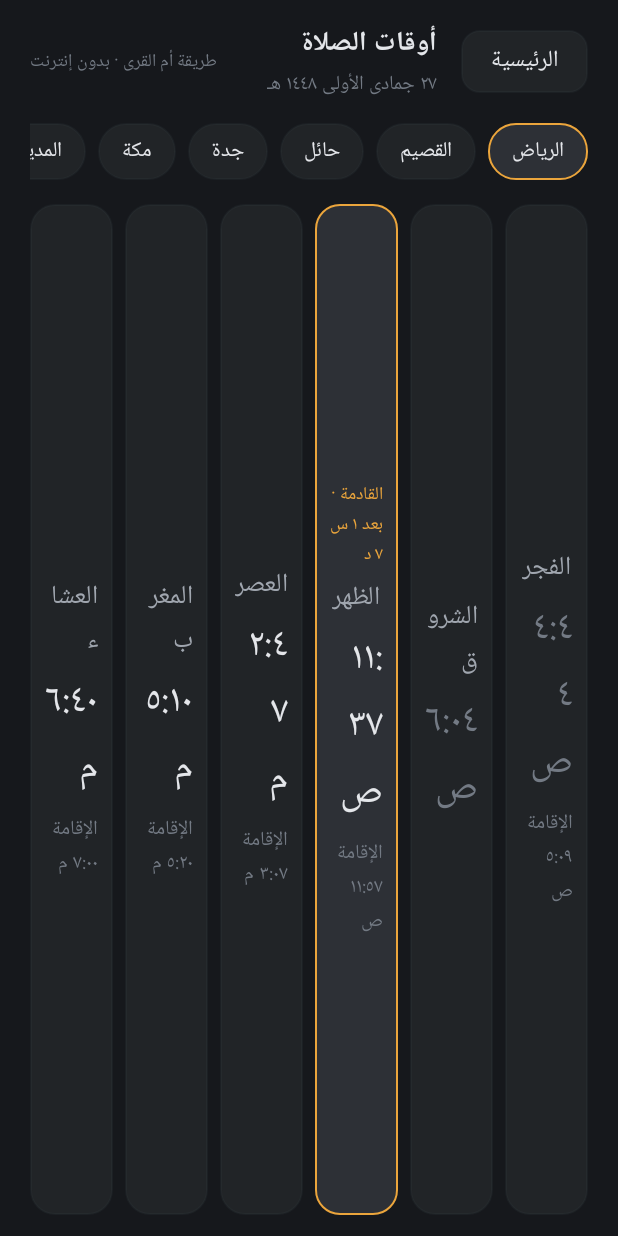
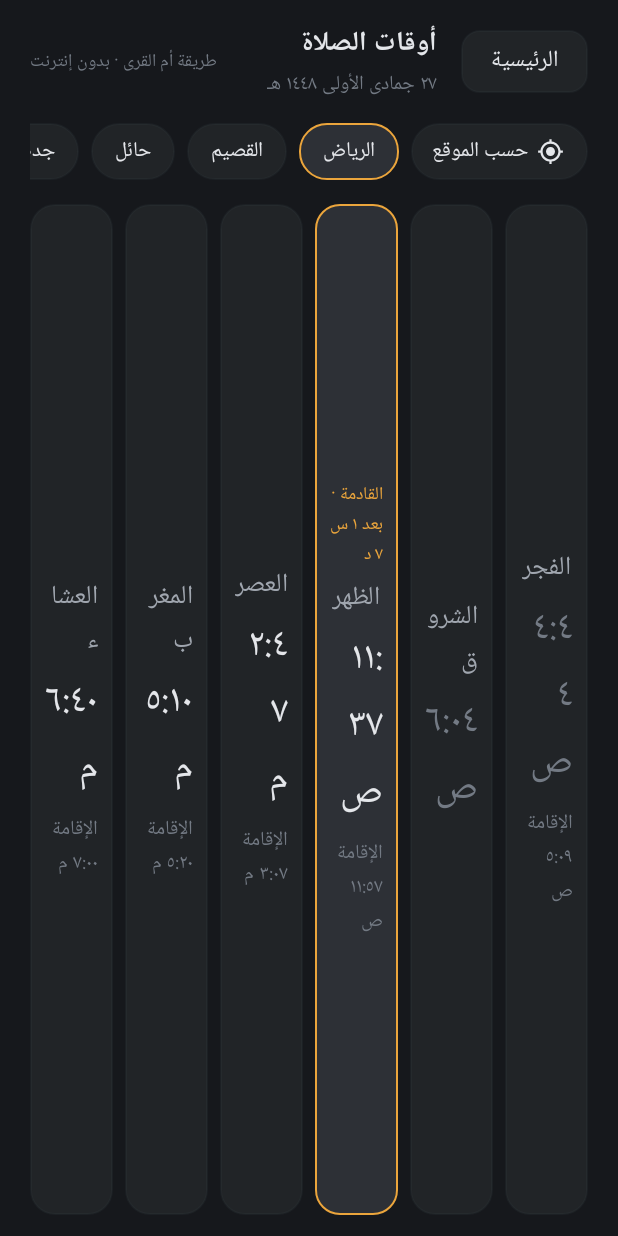
Before and after one commit to ia99a/AAA-Car-L, an Android app: the PrayerActivity screen opened directly, with no data from a screen before it, on a phone screen of 412 x 824 dp. Run offline under Robolectric (Android 15) with nearby library versions, the phone set to English and light mode, and no system bars.

Commit message:
Version 3.8: northern cities and prayer times by location; media buttons work without notification access
- Hafar Al-Batin, Rafha, Arar, Turaif, Al-Uwayqilah, Al-Qurayyat, Tabarjal, Sakaka, Dumat Al-Jandal, Al-Khafji
- 'By location': GPS-based times named after the nearest city, updated after 3 km (passive fixes over Hudhud)
- Media buttons fall back to AudioManager state and media keys when sessions are unavailable

Co-Authored-By: Claude Opus 5.5 <noreply@anthropic.com>
Claude-Session: https://claude.ai/code/session_01KBk4egvC6oRftQWQPJGuq4

```diff
--- a/app/build.gradle
+++ b/app/build.gradle
@@ -10,8 +10,8 @@ android {
         applicationId 'com.santafe.launcher'
         minSdk 24          // أندرويد ٧ فما فوق، يغطي شاشات السيارات الشائعة
         targetSdk 34
-        versionCode 27
-        versionName '3.7'
+        versionCode 28
+        versionName '3.8'
     }
 
     compileOptions {
--- a/app/src/main/java/com/santafe/launcher/GpsSpeed.java
+++ b/app/src/main/java/com/santafe/launcher/GpsSpeed.java
@@ -42,7 +42,10 @@ final class GpsSpeed implements LocationListener {
     }
 
     @Override public void onLocationChanged(Location l) {
-        if (l != null) listener.onSpeed(l.hasSpeed() ? l.getSpeed() * 3.6 : 0);
+        if (l == null) return;
+        listener.onSpeed(l.hasSpeed() ? l.getSpeed() * 3.6 : 0);
+        // أوقات الصلاة «حسب الموقع»: إن تحرّكت ٣ كم أو أكثر نعيد جدولة التنبيه بالموقع الجديد
+        if (PrayerPlace.update(ctx, l.getLatitude(), l.getLongitude())) PrayerAlerts.schedule(ctx);
     }
 
     @Override public void onStatusChanged(String p, int s, Bundle b) { }
--- a/app/src/main/java/com/santafe/launcher/MainActivity.java
+++ b/app/src/main/java/com/santafe/launcher/MainActivity.java
@@ -493,11 +493,11 @@ public class MainActivity extends Activity {
     private void refreshPrayer() {
         if (prayerName == null) return;
         java.util.Calendar now = java.util.Calendar.getInstance();
-        String city = PrayerActivity.cityKey(this);
+        String city = PrayerPlace.cacheKey(this);
         if (timesDay != now.get(java.util.Calendar.DAY_OF_YEAR) || !city.equals(timesCity)) {
             timesDay = now.get(java.util.Calendar.DAY_OF_YEAR);
             timesCity = city;
-            PrayerTimes.City c = PrayerTimes.city(city);
+            PrayerTimes.City c = PrayerPlace.current(this);
             todayTimes = PrayerTimes.forDay(now, c);
             java.util.Calendar tm = (java.util.Calendar) now.clone();
             tm.add(java.util.Calendar.DAY_OF_YEAR, 1);
--- a/app/src/main/java/com/santafe/launcher/PrayerActivity.java
+++ b/app/src/main/java/com/santafe/launcher/PrayerActivity.java
@@ -29,6 +29,13 @@ public class PrayerActivity extends Activity {
         buildTimes();
     }
 
+    @Override
+    public void onRequestPermissionsResult(int code, String[] perms, int[] res) {
+        super.onRequestPermissionsResult(code, perms, res);
+        buildCities();
+        buildTimes();
+    }
+
     static String cityKey(Context c) {
         return Lang.prefs(c).getString("city", "riyadh");
     }
@@ -38,6 +45,32 @@ public class PrayerActivity extends Activity {
         row.removeAllViews();
         float dp = getResources().getDisplayMetrics().density;
         String current = cityKey(this);
+        // «حسب الموقع» أولًا: يحسب من GPS السيارة ويكتب أقرب مدينة
+        TextView autoChip = new TextView(this);
+        boolean auto = PrayerPlace.AUTO.equals(current);
+        autoChip.setText(!auto ? getString(R.string.city_auto)
+                : PrayerPlace.hasFix(this) ? getString(R.string.city_auto_near, getString(PrayerPlace.current(this).name))
+                : getString(R.string.city_auto_wait));
+        autoChip.setCompoundDrawablesRelativeWithIntrinsicBounds(R.drawable.ic_location_small, 0, 0, 0);
+        autoChip.setCompoundDrawablePadding((int) (6 * dp));
+        autoChip.setTextSize(14);
+        autoChip.setTextColor(getColor(R.color.ink));
+        autoChip.setBackgroundResource(R.drawable.chip_bg);
+        autoChip.setGravity(android.view.Gravity.CENTER);
+        autoChip.setPadding((int) (14 * dp), 0, (int) (16 * dp), 0);
+        autoChip.setSelected(auto);
+        LinearLayout.LayoutParams alp = new LinearLayout.LayoutParams(LinearLayout.LayoutParams.WRAP_CONTENT, (int) (38 * dp));
+        alp.setMarginEnd((int) (8 * dp));
+        autoChip.setLayoutParams(alp);
+        autoChip.setOnClickListener(v -> {
+            Lang.prefs(this).edit().putString("city", PrayerPlace.AUTO).apply();
+            if (!GpsSpeed.hasPermission(this) && android.os.Build.VERSION.SDK_INT >= 23)
+                requestPermissions(new String[]{android.Manifest.permission.ACCESS_FINE_LOCATION}, 7);
+            PrayerAlerts.schedule(this);
+            buildCities();
+            buildTimes();
+        });
+        row.addView(autoChip);
         for (PrayerTimes.City c : PrayerTimes.CITIES) {
             TextView chip = new TextView(this);
             chip.setText(c.name);
@@ -65,7 +98,7 @@ public class PrayerActivity extends Activity {
         LinearLayout row = findViewById(R.id.times);
         row.removeAllViews();
         float dp = getResources().getDisplayMetrics().density;
-        PrayerTimes.City city = PrayerTimes.city(cityKey(this));
+        PrayerTimes.City city = PrayerPlace.current(this);
         long[] t = PrayerTimes.forDay(Calendar.getInstance(), city);
         long now = System.currentTimeMillis();
         int next = -1;
--- a/app/src/main/java/com/santafe/launcher/PrayerAlerts.java
+++ b/app/src/main/java/com/santafe/launcher/PrayerAlerts.java
@@ -41,7 +41,7 @@ public final class PrayerAlerts extends BroadcastReceiver {
     /** يجدول التنبيه القادم (يُستدعى من الشاشة الرئيسية وبعد كل تنبيه وعند تغيير المدينة) */
     static void schedule(Context c) {
         if (!enabled(c)) { cancel(c); return; }
-        PrayerTimes.City city = PrayerTimes.city(PrayerActivity.cityKey(c));
+        PrayerTimes.City city = PrayerPlace.current(c);
         Calendar now = Calendar.getInstance();
         Calendar tm = (Calendar) now.clone();
         tm.add(Calendar.DAY_OF_YEAR, 1);
--- a/app/src/main/java/com/santafe/launcher/PrayerRail.java
+++ b/app/src/main/java/com/santafe/launcher/PrayerRail.java
@@ -15,11 +15,11 @@ final class PrayerRail {
     /** أوقات اليوم للمدينة المختارة (تُحسب مرة في اليوم أو عند تغيير المدينة) */
     long[] today(Context c) {
         Calendar now = Calendar.getInstance();
-        String k = PrayerActivity.cityKey(c);
+        String k = PrayerPlace.cacheKey(c);
         if (day != now.get(Calendar.DAY_OF_YEAR) || !k.equals(city) || today == null) {
             day = now.get(Calendar.DAY_OF_YEAR);
             city = k;
-            PrayerTimes.City pc = PrayerTimes.city(k);
+            PrayerTimes.City pc = PrayerPlace.current(c);
             today = PrayerTimes.forDay(now, pc);
             Calendar tm = (Calendar) now.clone();
             tm.add(Calendar.DAY_OF_YEAR, 1);
--- a/app/src/main/java/com/santafe/launcher/SettingsActivity.java
+++ b/app/src/main/java/com/santafe/launcher/SettingsActivity.java
@@ -323,6 +323,7 @@ public class SettingsActivity extends Activity {
         if (Diag.callAt == 0) m.append(getString(R.string.diag_call_none));
         else m.append(getString(R.string.diag_call, Diag.callPkg, Diag.callCategory, Diag.callButtons,
                 getString(Diag.callRecognized ? R.string.diag_call_ok : R.string.diag_call_not)));
+        m.append("\n\n").append(getString(MediaWatch.sessionsOk() ? R.string.diag_media_sessions : R.string.diag_media_keys));
         if (Diag.hiddenAt > 0) m.append('\n').append(getString(R.string.diag_hidden, String.valueOf((now - Diag.hiddenAt) / 1000), Diag.hiddenPkg));
         new android.app.AlertDialog.Builder(this)
                 .setTitle(R.string.diag_title)
--- /dev/null
+++ b/app/src/main/res/drawable/ic_location_small.xml
@@ -0,0 +1,4 @@
+<?xml version="1.0" encoding="utf-8"?>
+<vector xmlns:android="http://schemas.android.com/apk/res/android" android:width="18dp" android:height="18dp" android:viewportWidth="24" android:viewportHeight="24">
+    <path android:fillColor="#E4E6EA" android:pathData="M12,8c-2.21,0 -4,1.79 -4,4s1.79,4 4,4 4,-1.79 4,-4 -1.79,-4 -4,-4zM20.94,11c-0.46,-4.17 -3.77,-7.48 -7.94,-7.94V1h-2v2.06C6.83,3.52 3.52,6.83 3.06,11H1v2h2.06c0.46,4.17 3.77,7.48 7.94,7.94V23h2v-2.06c4.17,-0.46 7.48,-3.77 7.94,-7.94H23v-2h-2.06zM12,19c-3.87,0 -7,-3.13 -7,-7s3.13,-7 7,-7 7,3.13 7,7 -3.13,7 -7,7z" />
+</vector>
--- a/app/src/main/res/values/strings.xml
+++ b/app/src/main/res/values/strings.xml
@@ -221,4 +221,19 @@
     <string name="media_mute">كتم الصوت</string>
     <string name="media_unmute">إلغاء الكتم</string>
     <string name="media_ten">١٠</string>
+    <string name="city_hafar">حفر الباطن</string>
+    <string name="city_rafha">رفحاء</string>
+    <string name="city_arar">عرعر</string>
+    <string name="city_turaif">طريف</string>
+    <string name="city_uwayqilah">العويقيلة</string>
+    <string name="city_qurayyat">القريات</string>
+    <string name="city_tabarjal">طبرجل</string>
+    <string name="city_sakaka">سكاكا</string>
+    <string name="city_dumah">دومة الجندل</string>
+    <string name="city_khafji">الخفجي</string>
+    <string name="city_auto">حسب الموقع</string>
+    <string name="city_auto_near">حسب الموقع · قرب %s</string>
+    <string name="city_auto_wait">حسب الموقع · بانتظار GPS</string>
+    <string name="diag_media_sessions">أزرار الصوت: ترى التطبيق الشغّال وتقدّم وترجّع بالثانية ✓</string>
+    <string name="diag_media_keys">أزرار الصوت: تعمل بأزرار الوسائط فقط (فعّل الوصول للإشعارات لتحكم أدق)</string>
 </resources>
```
Also changed, not shown: app/src/main/java/com/santafe/launcher/MediaWatch.java (+38 -4 lines), app/src/main/java/com/santafe/launcher/OverlayService.java (+27 -0 lines), app/src/main/java/com/santafe/launcher/PrayerPlace.java (added, +81 -0 lines), app/src/main/java/com/santafe/launcher/PrayerTimes.java (+28 -0 lines), 5 other files.
